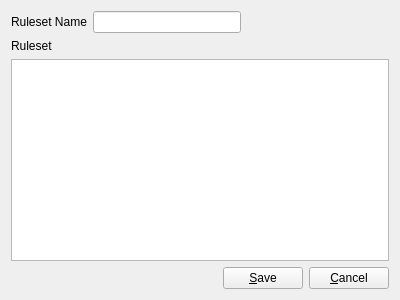
The window that formdlgruleset.ui (newey499/qiptables) describes before a commit, drawn with Qt 5.
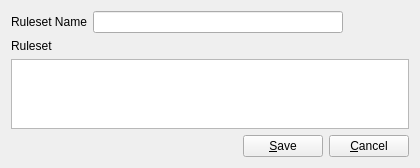
The same window after the commit.

Patch:
```diff
--- a/formdlgruleset.ui
+++ b/formdlgruleset.ui
@@ -6,8 +6,8 @@
    <rect>
     <x>0</x>
     <y>0</y>
-    <width>400</width>
-    <height>300</height>
+    <width>420</width>
+    <height>155</height>
    </rect>
   </property>
   <property name="windowTitle">
@@ -25,6 +25,12 @@
      </item>
      <item>
       <widget class="QLineEdit" name="edtRulesetName">
+       <property name="minimumSize">
+        <size>
+         <width>250</width>
+         <height>0</height>
+        </size>
+       </property>
        <property name="toolTip">
         <string/>
        </property>
```
